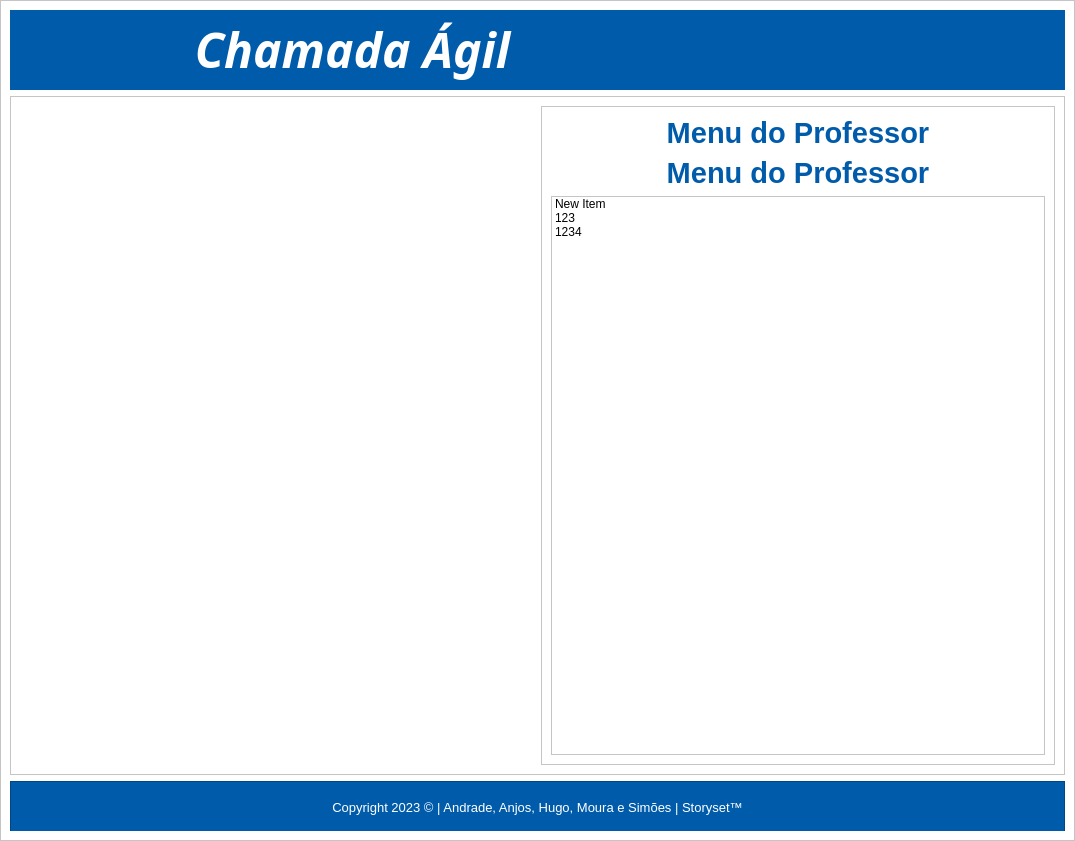
The window that view/telaProf.ui (DiegoSMAnjos/SENAI-TDS-TCC-Chamada-Agil) describes before a commit, drawn with Qt 5.
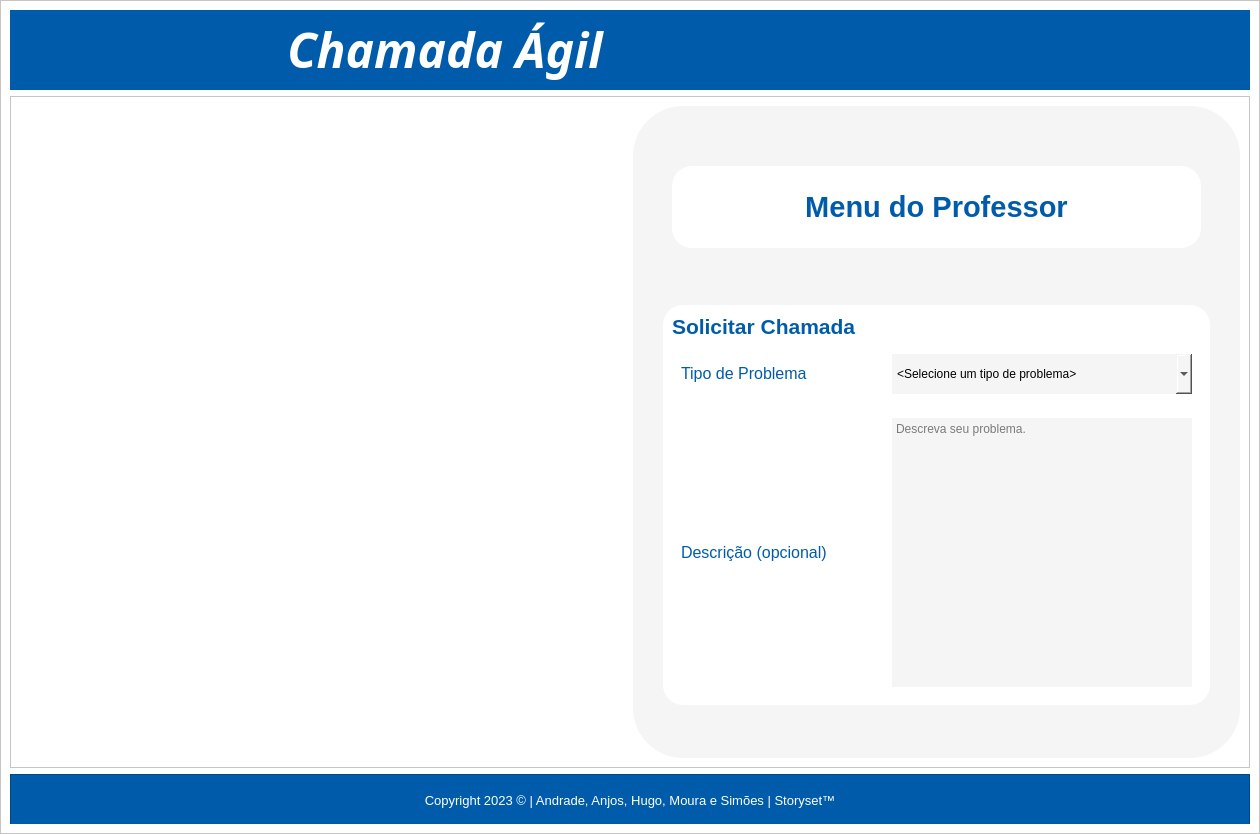
The same window after the commit. Icons and pictures are not drawn.

What changed in the file:
```diff
--- a/view/telaProf.ui
+++ b/view/telaProf.ui
@@ -6,8 +6,8 @@
    <rect>
     <x>0</x>
     <y>0</y>
-    <width>1075</width>
-    <height>841</height>
+    <width>1260</width>
+    <height>834</height>
    </rect>
   </property>
   <property name="minimumSize">
@@ -158,6 +158,224 @@
           <enum>QFrame::Raised</enum>
          </property>
          <layout class="QGridLayout" name="gridLayout">
+          <item row="0" column="1">
+           <widget class="QFrame" name="frameR">
+            <property name="minimumSize">
+             <size>
+              <width>500</width>
+              <height>0</height>
+             </size>
+            </property>
+            <property name="styleSheet">
+             <string notr="true">background-color: rgb(245, 245, 245);
+border-radius: 50px;</string>
+            </property>
+            <property name="frameShape">
+             <enum>QFrame::StyledPanel</enum>
+            </property>
+            <property name="frameShadow">
+             <enum>QFrame::Raised</enum>
+            </property>
+            <layout class="QVBoxLayout" name="verticalLayout_3">
+             <property name="leftMargin">
+              <number>30</number>
+             </property>
+             <property name="rightMargin">
+              <number>30</number>
+             </property>
+             <item>
+              <widget class="QFrame" name="frame_5">
+               <property name="maximumSize">
+                <size>
+                 <width>16777215</width>
+                 <height>100</height>
+                </size>
+               </property>
+               <property name="frameShape">
+                <enum>QFrame::StyledPanel</enum>
+               </property>
+               <property name="frameShadow">
+                <enum>QFrame::Raised</enum>
+               </property>
+               <layout class="QHBoxLayout" name="horizontalLayout_6">
+                <item>
+                 <widget class="QLabel" name="label">
+                  <property name="font">
+                   <font>
+                    <family>Segoe UI</family>
+                    <pointsize>14</pointsize>
+                    <weight>75</weight>
+                    <bold>true</bold>
+                   </font>
+                  </property>
+                  <property name="styleSheet">
+                   <string notr="true">background-color: rgb(255, 255, 255);
+border-radius: 20px;</string>
+                  </property>
+                  <property name="text">
+                   <string>&lt;html&gt;&lt;head/&gt;&lt;body&gt;&lt;p&gt;&lt;span style=&quot; font-size:22pt; color:#005caa;&quot;&gt;Menu do Professor&lt;/span&gt;&lt;/p&gt;&lt;/body&gt;&lt;/html&gt;</string>
+                  </property>
+                  <property name="alignment">
+                   <set>Qt::AlignCenter</set>
+                  </property>
+                 </widget>
+                </item>
+               </layout>
+              </widget>
+             </item>
+             <item>
+              <widget class="QFrame" name="frame_2">
+               <property name="maximumSize">
+                <size>
+                 <width>16777215</width>
+                 <height>400</height>
+                </size>
+               </property>
+               <property name="styleSheet">
+                <string notr="true">background-color: rgb(255, 255, 255);
+border-radius: 20px;</string>
+               </property>
+               <property name="frameShape">
+                <enum>QFrame::NoFrame</enum>
+               </property>
+               <property name="frameShadow">
+                <enum>QFrame::Raised</enum>
+               </property>
+               <layout class="QVBoxLayout" name="verticalLayout_4">
+                <item>
+                 <widget class="QLabel" name="label_2">
+                  <property name="font">
+                   <font>
+                    <family>Segoe UI</family>
+                    <pointsize>14</pointsize>
+                    <weight>75</weight>
+                    <bold>true</bold>
+                   </font>
+                  </property>
+                  <property name="styleSheet">
+                   <string notr="true"/>
+                  </property>
+                  <property name="text">
+                   <string>&lt;html&gt;&lt;head/&gt;&lt;body&gt;&lt;p&gt;&lt;span style=&quot; font-size:16pt; color:#005caa;&quot;&gt;Solicitar Chamada&lt;/span&gt;&lt;/p&gt;&lt;/body&gt;&lt;/html&gt;</string>
+                  </property>
+                  <property name="alignment">
+                   <set>Qt::AlignLeading|Qt::AlignLeft|Qt::AlignVCenter</set>
+                  </property>
+                 </widget>
+                </item>
+                <item>
+                 <widget class="QFrame" name="frame_3">
+                  <property name="minimumSize">
+                   <size>
+                    <width>0</width>
+                    <height>50</height>
+                   </size>
+                  </property>
+                  <property name="styleSheet">
+                   <string notr="true"/>
+                  </property>
+                  <property name="frameShape">
+                   <enum>QFrame::StyledPanel</enum>
+                  </property>
+                  <property name="frameShadow">
+                   <enum>QFrame::Raised</enum>
+                  </property>
+                  <layout class="QHBoxLayout" name="horizontalLayout_4">
+                   <item>
+                    <widget class="QLabel" name="label_4">
+                     <property name="text">
+                      <string>&lt;html&gt;&lt;head/&gt;&lt;body&gt;&lt;p&gt;&lt;span style=&quot; font-size:12pt; color:#005caa;&quot;&gt;Tipo de Problema&lt;/span&gt;&lt;/p&gt;&lt;/body&gt;&lt;/html&gt;</string>
+                     </property>
+                    </widget>
+                   </item>
+                   <item>
+                    <widget class="QComboBox" name="comboBox">
+                     <property name="minimumSize">
+                      <size>
+                       <width>300</width>
+                       <height>40</height>
+                      </size>
+                     </property>
+                     <property name="maximumSize">
+                      <size>
+                       <width>300</width>
+                       <height>16777215</height>
+                      </size>
+                     </property>
+                     <property name="styleSheet">
+                      <string notr="true">background-color: rgb(245, 245, 245);
+font: 12pt &quot;MS Shell Dlg 2&quot;;
+border-radius:0px;</string>
+                     </property>
+                     <property name="frame">
+                      <bool>false</bool>
+                     </property>
+                     <item>
+                      <property name="text">
+                       <string>&lt;Selecione um tipo de problema&gt;</string>
+                      </property>
+                     </item>
+                    </widget>
+                   </item>
+                  </layout>
+                 </widget>
+                </item>
+                <item>
+                 <widget class="QFrame" name="frame_4">
+                  <property name="frameShape">
+                   <enum>QFrame::StyledPanel</enum>
+                  </property>
+                  <property name="frameShadow">
+                   <enum>QFrame::Raised</enum>
+                  </property>
+                  <layout class="QHBoxLayout" name="horizontalLayout_5">
+                   <item>
+                    <widget class="QLabel" name="label_5">
+                     <property name="text">
+                      <string>&lt;html&gt;&lt;head/&gt;&lt;body&gt;&lt;p&gt;&lt;span style=&quot; font-size:12pt; color:#005caa;&quot;&gt;Descrição (opcional)&lt;/span&gt;&lt;/p&gt;&lt;/body&gt;&lt;/html&gt;</string>
+                     </property>
+                    </widget>
+                   </item>
+                   <item>
+                    <widget class="QTextEdit" name="textEdit">
+                     <property name="minimumSize">
+                      <size>
+                       <width>300</width>
+                       <height>0</height>
+                      </size>
+                     </property>
+                     <property name="maximumSize">
+                      <size>
+                       <width>300</width>
+                       <height>16777215</height>
+                      </size>
+                     </property>
+                     <property name="styleSheet">
+                      <string notr="true">background-color: rgb(245, 245, 245);
+border-radius: 0px;
+font: 12pt &quot;MS Shell Dlg 2&quot;;</string>
+                     </property>
+                     <property name="html">
+                      <string>&lt;!DOCTYPE HTML PUBLIC &quot;-//W3C//DTD HTML 4.0//EN&quot; &quot;http://www.w3.org/TR/REC-html40/strict.dtd&quot;&gt;
+&lt;html&gt;&lt;head&gt;&lt;meta name=&quot;qrichtext&quot; content=&quot;1&quot; /&gt;&lt;style type=&quot;text/css&quot;&gt;
+p, li { white-space: pre-wrap; }
+&lt;/style&gt;&lt;/head&gt;&lt;body style=&quot; font-family:'MS Shell Dlg 2'; font-size:12pt; font-weight:400; font-style:normal;&quot;&gt;
+&lt;p style=&quot;-qt-paragraph-type:empty; margin-top:0px; margin-bottom:0px; margin-left:0px; margin-right:0px; -qt-block-indent:0; text-indent:0px; font-size:8pt;&quot;&gt;&lt;br /&gt;&lt;/p&gt;&lt;/body&gt;&lt;/html&gt;</string>
+                     </property>
+                     <property name="placeholderText">
+                      <string>Descreva seu problema.</string>
+                     </property>
+                    </widget>
+                   </item>
+                  </layout>
+                 </widget>
+                </item>
+               </layout>
+              </widget>
+             </item>
+            </layout>
+           </widget>
+          </item>
           <item row="0" column="0">
            <widget class="QFrame" name="frameL">
             <property name="frameShape">
@@ -205,6 +423,9 @@
                <property name="layoutDirection">
                 <enum>Qt::LeftToRight</enum>
                </property>
+               <property name="styleSheet">
+                <string notr="true"/>
+               </property>
                <property name="pixmap">
                 <pixmap>../img/imagem-professor.png</pixmap>
                </property>
@@ -219,73 +440,6 @@
             </layout>
            </widget>
           </item>
-          <item row="0" column="1">
-           <widget class="QFrame" name="frameR">
-            <property name="frameShape">
-             <enum>QFrame::StyledPanel</enum>
-            </property>
-            <property name="frameShadow">
-             <enum>QFrame::Raised</enum>
-            </property>
-            <layout class="QVBoxLayout" name="verticalLayout_3">
-             <item>
-              <widget class="QLabel" name="label">
-               <property name="font">
-                <font>
-                 <family>Segoe UI</family>
-                 <pointsize>14</pointsize>
-                 <weight>75</weight>
-                 <bold>true</bold>
-                </font>
-               </property>
-               <property name="text">
-                <string>&lt;html&gt;&lt;head/&gt;&lt;body&gt;&lt;p&gt;&lt;span style=&quot; font-size:22pt; color:#005caa;&quot;&gt;Menu do Professor&lt;/span&gt;&lt;/p&gt;&lt;/body&gt;&lt;/html&gt;</string>
-               </property>
-               <property name="alignment">
-                <set>Qt::AlignCenter</set>
-               </property>
-              </widget>
-             </item>
-             <item>
-              <widget class="QLabel" name="label_2">
-               <property name="font">
-                <font>
-                 <family>Segoe UI</family>
-                 <pointsize>14</pointsize>
-                 <weight>75</weight>
-                 <bold>true</bold>
-                </font>
-               </property>
-               <property name="text">
-                <string>&lt;html&gt;&lt;head/&gt;&lt;body&gt;&lt;p&gt;&lt;span style=&quot; font-size:22pt; color:#005caa;&quot;&gt;Menu do Professor&lt;/span&gt;&lt;/p&gt;&lt;/body&gt;&lt;/html&gt;</string>
-               </property>
-               <property name="alignment">
-                <set>Qt::AlignCenter</set>
-               </property>
-              </widget>
-             </item>
-             <item>
-              <widget class="QListWidget" name="listWidget">
-               <item>
-                <property name="text">
-                 <string>New Item</string>
-                </property>
-               </item>
-               <item>
-                <property name="text">
-                 <string>123</string>
-                </property>
-               </item>
-               <item>
-                <property name="text">
-                 <string>1234</string>
-                </property>
-               </item>
-              </widget>
-             </item>
-            </layout>
-           </widget>
-          </item>
          </layout>
         </widget>
        </item>
```
